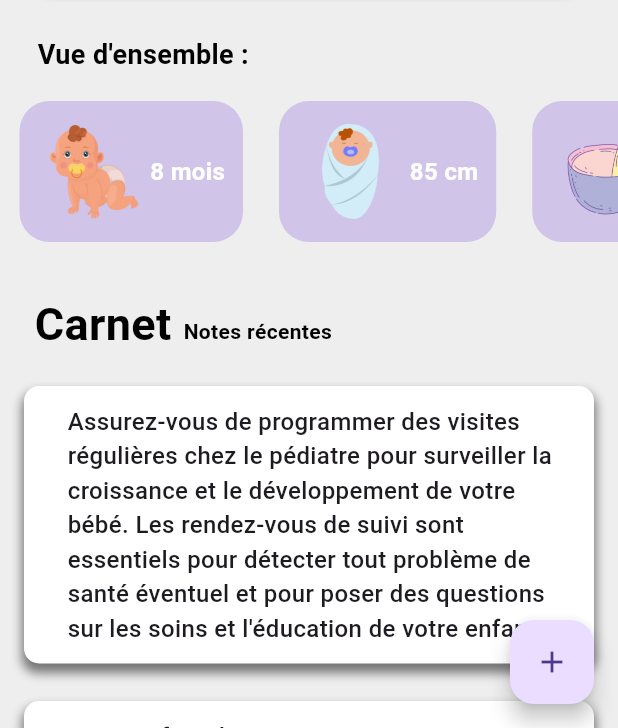
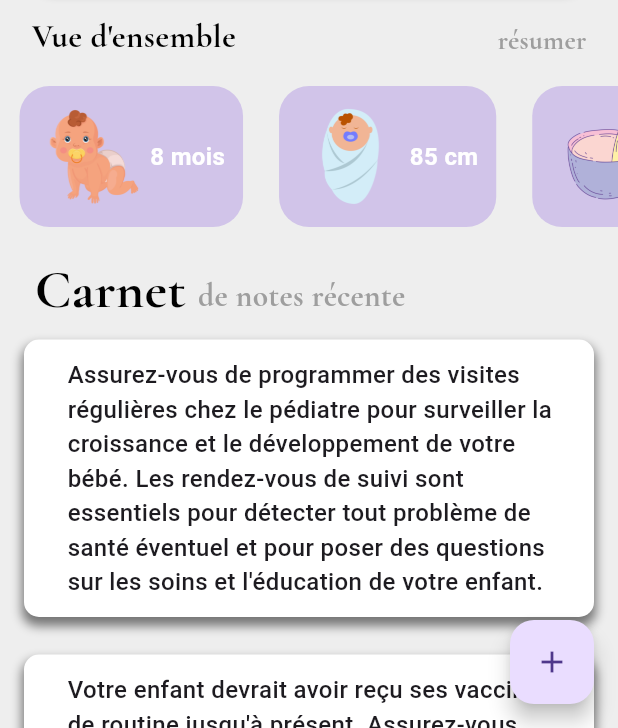
Before and after one commit to Rantsa-B613/BabyPlan, a Flutter app: the screen it shows after launch, after a tap on the "person" icon, on a phone screen of 412 x 824 dp, the part 508-1236 px from its top. Run offline on Flutter 3.47's test engine with Material 3 defaults, Android fonts, the phone set to English and light mode, and no system bars; drawn by our look-alikes of flutter_slidable; our stand-ins replace flutter_colorpicker, google_fonts, table_calendar.

Commit message:
new design with fonts

```diff
--- a/lib/agenda/medical_details.dart
+++ b/lib/agenda/medical_details.dart
@@ -1,4 +1,6 @@
 import 'package:flutter/material.dart';
+import 'package:google_fonts/google_fonts.dart';
+
 import '../components/details_health.dart';
 import '../components/habit_tile.dart';
 import '../components/my_fab.dart';
@@ -95,29 +97,29 @@ class _Details_medicalState extends State<Details_medical> {
           children: <Widget>[
             const HealthScreen(),
             const SizedBox(
-              height: 25.0,
+              height: 8.0,
             ),
-            const Padding(
-              padding: EdgeInsets.only(left: 23.0),
+            Padding(
+              padding: const EdgeInsets.only(left: 23.0),
               child: Row(
                 children: [
                   Text(
                     "Carnet",
-                    style: TextStyle(
+                    style: GoogleFonts.cormorantGaramond(
                         color: Colors.black,
                         fontWeight: FontWeight.bold,
-                        fontSize: 30),
+                        fontSize: 36),
                   ),
-                   SizedBox(
+                   const SizedBox(
                     width: 8.0,
                   ),
                   Padding(
-                    padding: EdgeInsets.only(top: 10.0),
+                    padding: EdgeInsets.only(top: 8.5),
                     child: Text(
-                      "Notes récentes",
-                      style: TextStyle(
-                          color: Colors.black,
-                          fontSize: 14,
+                      "de notes récente",
+                      style: GoogleFonts.cormorantGaramond(
+                          color: Colors.grey,
+                          fontSize: 21,
                           fontWeight: FontWeight.bold),
                     ),
                   ),
@@ -125,7 +127,7 @@ class _Details_medicalState extends State<Details_medical> {
               ),
             ),
             const SizedBox(
-              height: 20.0,
+              height: 8.0,
             ),
 
             ListView.builder(
--- a/lib/components/calendar_map.dart
+++ b/lib/components/calendar_map.dart
@@ -1,5 +1,7 @@
 import 'package:flutter/material.dart';
 import 'package:table_calendar/table_calendar.dart';
+import 'package:google_fonts/google_fonts.dart';
+
 import 'notes.dart';
 import '../routes/navigation_bar.dart';
 
@@ -39,25 +41,22 @@ class _CalendarScreenState extends State<CalendarScreen> {
             CustomAppNavigationBar(),
 
             const SizedBox(
-              height: 35.0,
+              height: 25.0,
             ),
-            const Padding(
-              padding: EdgeInsets.only(left: 25.0),
+             Padding(
+              padding: const EdgeInsets.only(left: 25.0),
               child: Row(
                 crossAxisAlignment: CrossAxisAlignment.start,
                 children: [
                   Text(
                     "Agenda de note :",
-                    style: TextStyle(
+                    style: GoogleFonts.cormorantGaramond(
                         color: Colors.black,
                         fontWeight: FontWeight.bold,
-                        fontSize: 18),
+                        fontSize: 22),
                   ),
                 ],
               ),
-            ),
-            const SizedBox(
-              height: 1.5,
             ),
             // ~~~~~~~~ Calendrier ~~~~~~~~~//
             SingleChildScrollView(
--- a/lib/components/details_health.dart
+++ b/lib/components/details_health.dart
@@ -1,5 +1,7 @@
 import 'package:flutter/material.dart';
 import 'package:kellan/statistiques/stat_health.dart';
+import 'package:google_fonts/google_fonts.dart';
+
 
 import 'calendar_map.dart';
 
@@ -151,17 +153,25 @@ class _HealthScreenState extends State<HealthScreen> {
           ),
         ),
         const SizedBox(
-          height: 35.0,
+          height: 20.0,
         ),
-        const Padding(
-          padding: EdgeInsets.only(left: 25.0),
+        Padding(
+          padding: EdgeInsets.only(left: 21.0, right: 21.0),
           child: Row(
-            crossAxisAlignment: CrossAxisAlignment.start,
+            crossAxisAlignment: CrossAxisAlignment.end,
+            mainAxisAlignment: MainAxisAlignment.spaceBetween,
             children: [
               Text(
-                "Vue d'ensemble :",
-                style: TextStyle(
+                "Vue d'ensemble",
+                style: GoogleFonts.cormorantGaramond(
                     color: Colors.black,
+                    fontWeight: FontWeight.bold,
+                    fontSize: 22),
+              ),
+              Text(
+                "résumer",
+                style: GoogleFonts.cormorantGaramond(
+                    color: Colors.grey,
                     fontWeight: FontWeight.bold,
                     fontSize: 18),
               ),
```
